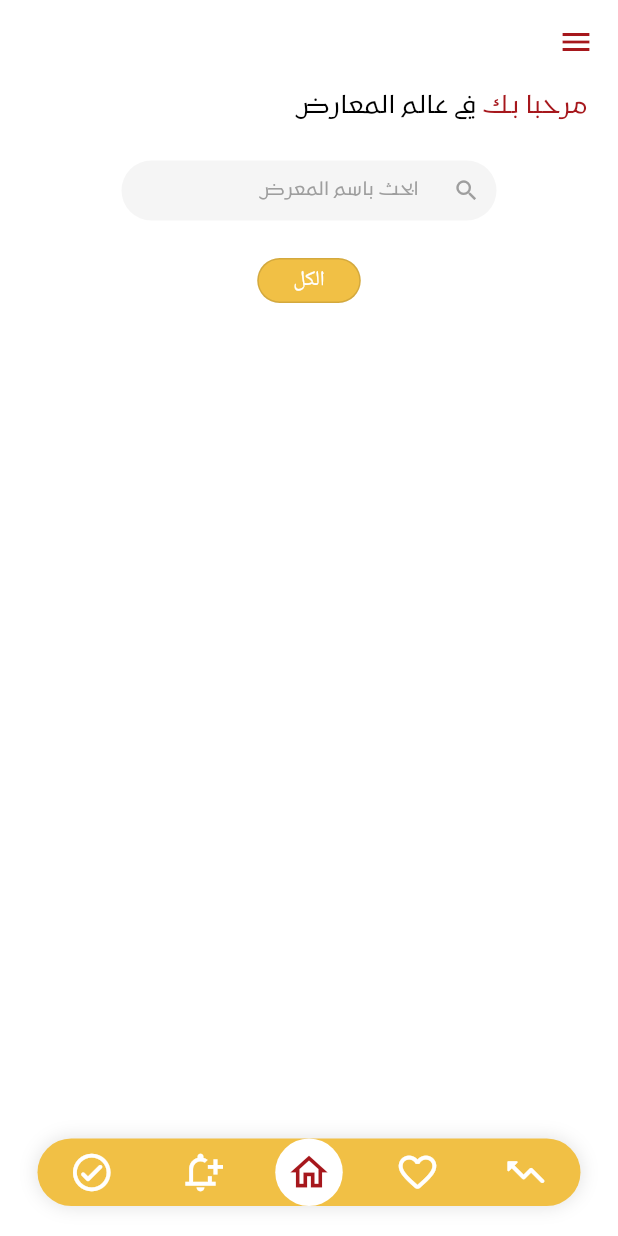
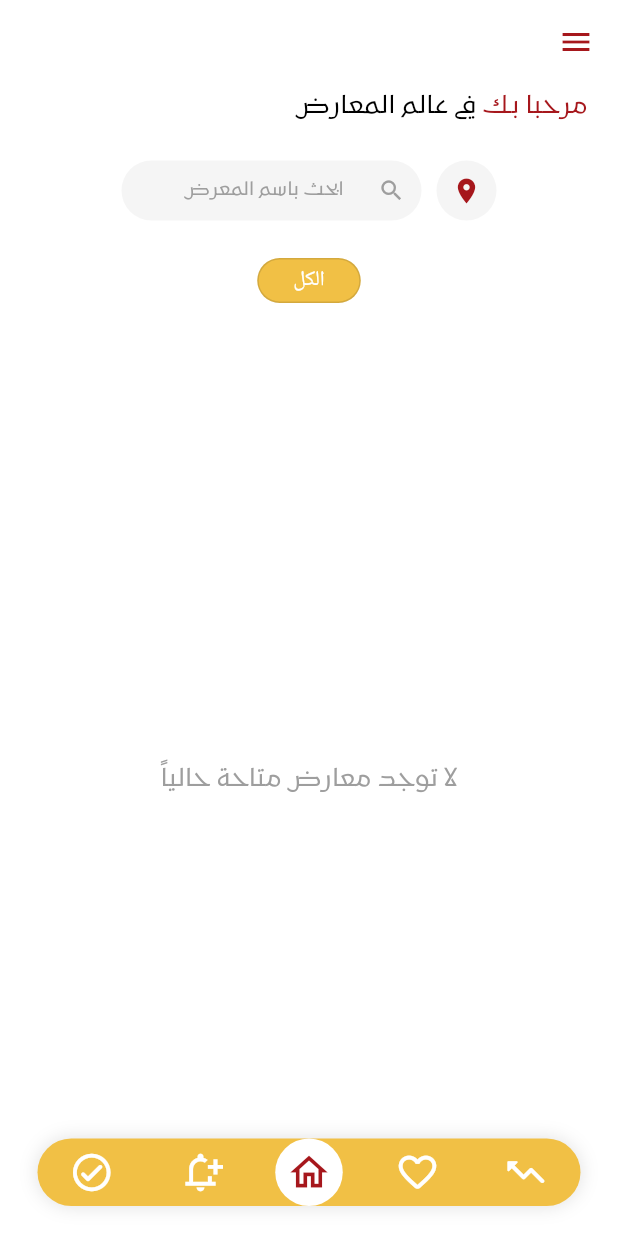
Before and after one commit to AsmaaALG/gallery-App, a Flutter app: the MainScreen screen opened directly, on a phone screen of 412 x 824 dp. Run offline on Flutter 3.47's test engine with Material 3 defaults, Android fonts, the phone set to English and light mode, and no system bars; our stand-ins replace cloud_firestore, firebase_auth, firebase_core, font_awesome_flutter, google_sign_in, modal_progress_hud_nsn and 1 more; missing offline and left inert: mobile_scanner; accounts and stored records are empty.

Commit message:
add classification by location and stop rotet and fix the size of visit card by alaa khaled

```diff
--- a/lib/screens/home_screen.dart
+++ b/lib/screens/home_screen.dart
@@ -17,14 +17,18 @@ class HomeScreen extends StatefulWidget {
 
 class _HomeScreenState extends State<HomeScreen> {
   String selectedCategoryId = 'all';
+  String? selectedLocation;
   TextEditingController _searchController = TextEditingController();
   final String? _userId = FirebaseAuth.instance.currentUser?.uid;
   String _searchQuery = '';
+  bool _showLocationsList = false;
+  List<String> _uniqueLocations = [];
 
   @override
   void initState() {
     super.initState();
     _searchController.addListener(_onSearchChanged);
+    _fetchUniqueLocations();
   }
 
   @override
@@ -37,6 +41,27 @@ class _HomeScreenState extends State<HomeScreen> {
   void _onSearchChanged() {
     setState(() {
       _searchQuery = _searchController.text.toLowerCase();
+    });
+  }
+
+  Future<void> _fetchUniqueLocations() async {
+    final items = await GalleryServices().getItems().first;
+    final locations = items.map((e) => e.location).toSet().toList();
+    setState(() {
+      _uniqueLocations = locations;
+    });
+  }
+
+  void _toggleLocationsList() {
+    setState(() {
+      _showLocationsList = !_showLocationsList;
+    });
+  }
+
+  void _selectLocation(String? location) {
+    setState(() {
+      selectedLocation = location;
+      _showLocationsList = false;
     });
   }
 
@@ -69,21 +94,44 @@ class _HomeScreenState extends State<HomeScreen> {
                         color: Colors.black,
                         fontSize: 16,
                       ),
-                    )
+                    ),
                   ],
                 ),
               ),
             ),
           ),
 
-          // حقل البحث
+          // صف البحث وتصنيف المواقع
           Padding(
             padding: EdgeInsets.symmetric(horizontal: 20, vertical: 10),
-            child: Directionality(
+            child: Row(
+              mainAxisAlignment: MainAxisAlignment.center,
+              children: [
+                // زر تصنيف المواقع
+                GestureDetector(
+                  onTap: _toggleLocationsList,
+                  child: Container(
+                    height: 40,
+                    width: 40,
+                    decoration: BoxDecoration(
+                      color: Colors.grey[100],
+                      borderRadius: BorderRadius.circular(20),
+                    ),
+                    child: Icon(
+                      Icons.location_on,
+                      color: primaryColor,
+                      size: 20,
+                    ),
+                  ),
+                ),
+                SizedBox(width: 10),
+
+                // حقل البحث
+                Directionality(
                   textDirection: TextDirection.rtl,
                   child: SizedBox(
                     height: 40,
-                width: 250,
+                    width: 200,
                     child: TextField(
                       controller: _searchController,
                       decoration: InputDecoration(
@@ -117,13 +165,66 @@ class _HomeScreenState extends State<HomeScreen> {
                         fontSize: 12,
                         fontFamily: mainFont,
                       ),
-                  onChanged: (value) {
-                    setState(() {
-                      _searchQuery = value.toLowerCase();
-                    });
-                  },
                     ),
                   ),
+                ),
+              ],
+            ),
+          ),
+
+          // قائمة المواقع (تظهر عند الضغط على أيقونة الموقع)
+          if (_showLocationsList)
+            Container(
+              margin: EdgeInsets.symmetric(horizontal: 20),
+              decoration: BoxDecoration(
+                color: Colors.white,
+                borderRadius: BorderRadius.circular(10),
+                boxShadow: [
+                  BoxShadow(
+                    color: Colors.grey.withOpacity(0.3),
+                    spreadRadius: 2,
+                    blurRadius: 5,
+                    offset: Offset(0, 3),
+                  ),
+                ],
+              ),
+              child: Column(
+                children: [
+                  ListTile(
+                    title: Text(
+                      'الكل',
+                      textAlign: TextAlign.right,
+                      style: TextStyle(
+                        fontFamily: mainFont,
+                        color: selectedLocation == null
+                            ? primaryColor
+                            : Colors.black,
+                      ),
+                    ),
+                    onTap: () => _selectLocation(null),
+                  ),
+                  Divider(height: 1),
+                  ..._uniqueLocations
+                      .map((location) => Column(
+                            children: [
+                              ListTile(
+                                title: Text(
+                                  location,
+                                  textAlign: TextAlign.right,
+                                  style: TextStyle(
+                                    fontFamily: mainFont,
+                                    color: selectedLocation == location
+                                        ? primaryColor
+                                        : Colors.black,
+                                  ),
+                                ),
+                                onTap: () => _selectLocation(location),
+                              ),
+                              Divider(height: 1),
+                            ],
+                          ))
+                      .toList(),
+                ],
               ),
             ),
 
@@ -192,14 +293,18 @@ class _HomeScreenState extends State<HomeScreen> {
                       item.title.toLowerCase().contains(_searchQuery);
                   final matchesCategory = selectedCategoryId == 'all' ||
                       item.classificationId == selectedCategoryId;
-                  return matchesSearch && matchesCategory;
+                  final matchesLocation = selectedLocation == null ||
+                      item.location == selectedLocation;
+                  return matchesSearch && matchesCategory && matchesLocation;
                 }).toList();
 
                 // إذا لم توجد نتائج للبحث
-                if (filteredItems.isEmpty && _searchQuery.isNotEmpty) {
+                if (filteredItems.isEmpty) {
                   return Center(
                     child: Text(
-                      'لا توجد نتائج بحث',
+                      _searchQuery.isNotEmpty || selectedLocation != null
+                          ? 'لا توجد نتائج بحث'
+                          : 'لا توجد معارض متاحة حالياً',
                       style: TextStyle(
                         fontFamily: mainFont,
                         fontSize: 16,
@@ -223,25 +328,12 @@ class _HomeScreenState extends State<HomeScreen> {
                           final favoriteIds = favoriteSnapshot.data ?? [];
 
                           return ListView.builder(
-                            // أضفنا padding في الأسفل لإعطاء مسافة بعد آخر معرض
                             padding: EdgeInsets.only(top: 10, bottom: 60),
                             itemCount: filteredItems.length,
                             itemBuilder: (context, index) {
                               final item = filteredItems[index];
                               final isFavorite =
                                   favoriteIds.contains(item.id.toString());
-                              GalleryModel gallery = new GalleryModel(
-                                  qrCode: item.qrCode,
-                                  classificationId: item.classificationId,
-                                  imageURL: item.imageURL,
-                                  description: item.description,
-                                  endDate: item.endDate,
-                                  id: item.id,
-                                  location: item.location,
-                                  phone: item.phone,
-                                  startDate: item.startDate,
-                                  title: item.title,
-                                  map: item.map);
                               return Padding(
                                 padding: EdgeInsets.symmetric(
                                     horizontal: 20, vertical: 8),
@@ -257,33 +349,18 @@ class _HomeScreenState extends State<HomeScreen> {
                           );
                         },
                       )
-
                     // إذا لم يكن المستخدم مسجل دخول
                     : ListView.builder(
-                        // أضفنا padding في الأسفل لإعطاء مسافة بعد آخر معرض
                         padding: EdgeInsets.only(top: 10, bottom: 20),
                         itemCount: filteredItems.length,
                         itemBuilder: (context, index) {
                           final item = filteredItems[index];
-                          GalleryModel gallery = new GalleryModel(
-                              qrCode: item.qrCode,
-                              classificationId: item.classificationId,
-                              imageURL: item.imageURL,
-                              description: item.description,
-                              endDate: item.endDate,
-                              id: item.id,
-                              location: item.location,
-                              phone: item.phone,
-                              startDate: item.startDate,
-                              title: item.title,
-                              map: item.map);
-
                           return Padding(
                             padding: EdgeInsets.symmetric(
                                 horizontal: 20, vertical: 8),
                             child: GalleryCard(
                               key: ValueKey(item.id),
-                              gallery: gallery,
+                              gallery: item,
                               isInitiallyFavorite: false,
                               showRemainingDays: false,
                               isActiveScreen: false,
--- a/lib/screens/mainScreen.dart
+++ b/lib/screens/mainScreen.dart
@@ -93,7 +93,7 @@ class _MainScreenState extends State<MainScreen> {
             },
           ),
           ListTile(
-            leading: Icon(Icons.search),
+            leading: Icon(Icons.notifications_active),
             title: Text(
               'الاشعارات',
               style: TextStyle(fontFamily: mainFont),
--- a/lib/widgets/gallery_card.dart
+++ b/lib/widgets/gallery_card.dart
@@ -140,7 +140,8 @@ class _GalleryCardState extends State<GalleryCard> {
       },
       child: Card(
         color: cardBackground,
-        elevation: 3,
+        elevation: 6,
+        shadowColor: const Color.fromARGB(255, 255, 255, 255), // <-- لون الظل
         margin: EdgeInsets.fromLTRB(20, 10, 20, 10),
         shape: RoundedRectangleBorder(
           borderRadius: BorderRadius.circular(20),
--- a/pubspec.yaml
+++ b/pubspec.yaml
@@ -44,6 +44,11 @@ dependencies:
   permission_handler: ^11.3.0
   # flutter_barcode_scanner: ^2.0.0 # أو أحدث إصدار متاح
   provider: ^6.0.5
+  url_launcher: ^6.0.20
+  clipboard: ^0.1.3
+
+
+
 
 
 
```
Also changed, not shown: lib/main.dart (+11 -3 lines), lib/screens/visited_screen.dart (+8 -8 lines), pubspec.lock, 11 other files. Lines whose indentation alone changed are shown as unchanged.
